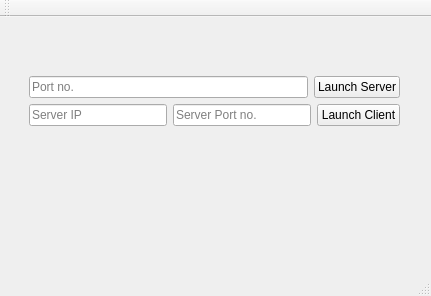
Old version of the form mainwindow.ui in the repository debugger22/network-prog-project.
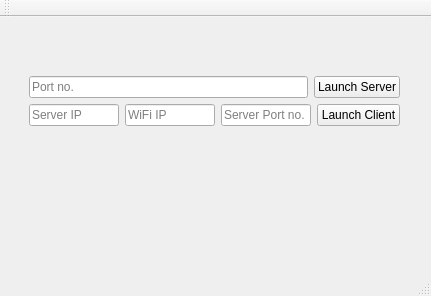
New version of the form.

The edit to the form file:
```diff
--- a/mainwindow.ui
+++ b/mainwindow.ui
@@ -81,6 +81,13 @@
          </property>
         </widget>
        </item>
+       <item>
+        <widget class="QLineEdit" name="lineEdit">
+         <property name="placeholderText">
+          <string>WiFi IP</string>
+         </property>
+        </widget>
+       </item>
        <item>
         <widget class="QLineEdit" name="txtServerConnectPort">
          <property name="placeholderText">
```
